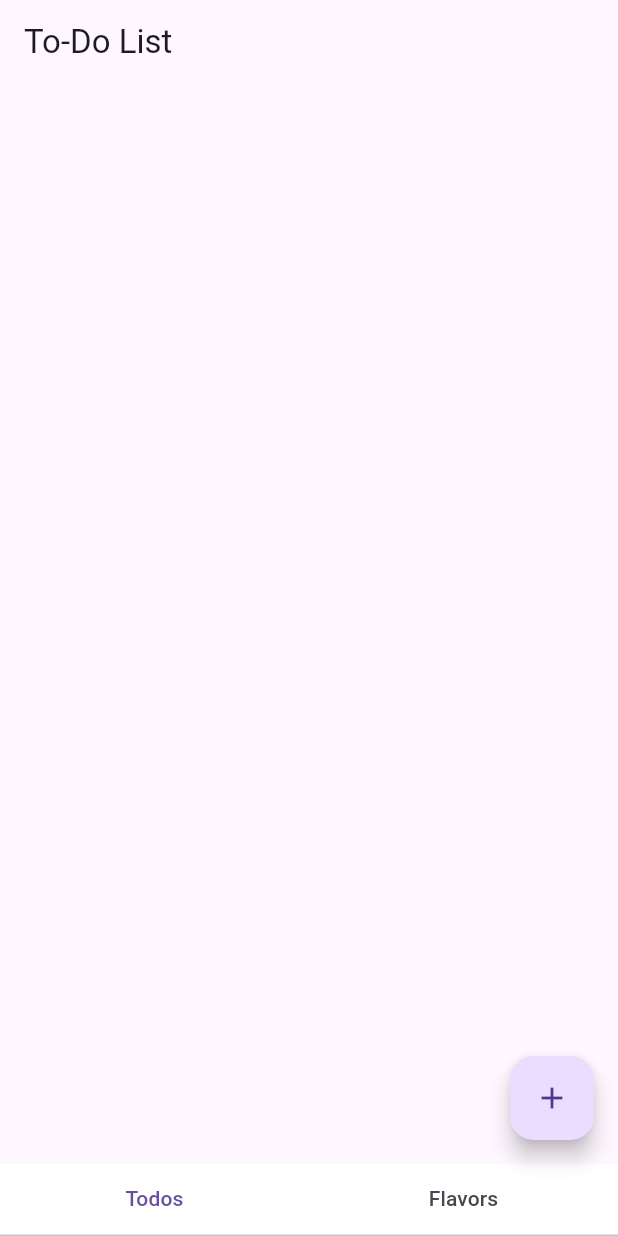
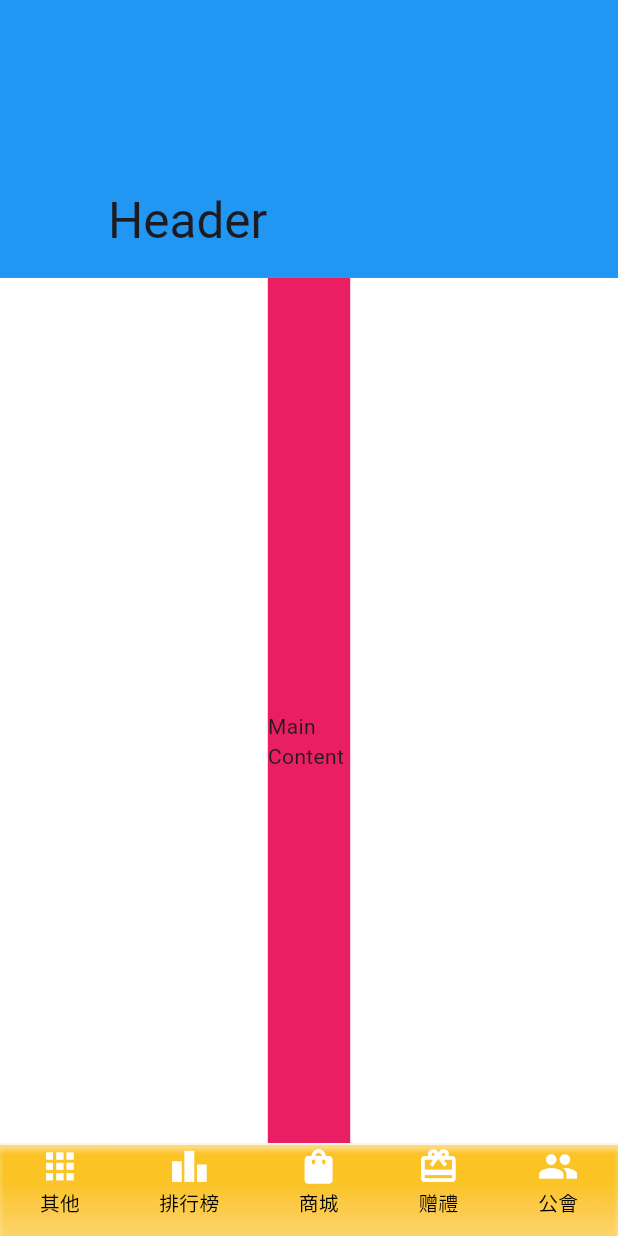
Before and after one commit to alan1231/flutter_riverpod, a Flutter app: the screen it shows after launch, on a phone screen of 412 x 824 dp. Run offline on Flutter 3.47's test engine with Material 3 defaults, Android fonts, the phone set to English and light mode, and no system bars; our stand-ins replace dio, flutter_riverpod, flutter_screenutil, flutter_smart_dialog.

Commit message:
feat : 更改成 娛樂城版 , 新增 head&foot&main screen

```diff
--- a/lib/main.dart
+++ b/lib/main.dart
@@ -1,7 +1,8 @@
 import 'package:flutter/material.dart';
+import 'package:flutter_demo/screens/main_controller.dart';
 import 'package:flutter_riverpod/flutter_riverpod.dart';
+import 'package:flutter_screenutil/flutter_screenutil.dart';
 import 'package:flutter_smart_dialog/flutter_smart_dialog.dart';
-import 'screens/tabbar_screen.dart';
 
 void main() {
   runApp(
@@ -14,11 +15,18 @@ void main() {
 class MyApp extends StatelessWidget {
   @override
   Widget build(BuildContext context) {
-    return MaterialApp(
-      builder:FlutterSmartDialog.init(builder: (context,child){
-        return child!;
-      }),
-      home: SafeArea(child:TabbarScreen(),),
-    );
+    return ScreenUtilInit(
+        designSize: const Size(375, 667),
+        minTextAdapt: true, // 自动缩放字体
+        splitScreenMode: true, // 适配平板、分屏
+        builder: (_, child) => MaterialApp(
+              debugShowCheckedModeBanner: false,
+              builder: FlutterSmartDialog.init(builder: (context, child) {
+                return child!;
+              }),
+              home: SafeArea(
+                child: MainController(),
+              ),
+            ));
   }
 }
--- /dev/null
+++ b/lib/screens/main_controller.dart
@@ -0,0 +1,56 @@
+import 'package:flutter/material.dart';
+import 'package:flutter_demo/screens/main_screen.dart';
+import 'package:flutter_riverpod/flutter_riverpod.dart';
+import 'package:flutter_screenutil/flutter_screenutil.dart';
+import 'view/foot/foot_screen.dart';
+
+class MainController extends ConsumerStatefulWidget {
+  @override
+  _MainControllerState createState() => _MainControllerState();
+}
+
+class _MainControllerState extends ConsumerState<MainController> {
+  @override
+  Widget build(BuildContext context) {
+    return Scaffold(
+      body: Stack(
+        children: [
+          Column(
+            children: [
+              Expanded(
+                child: CustomScrollView(
+                  slivers: [
+                    SliverAppBar(
+                      pinned: true,
+                      expandedHeight: 150.h,
+                      flexibleSpace: FlexibleSpaceBar(
+                        title: Text('Header'),
+                        background: Container(
+                          color: Colors.blue,
+                        ),
+                      ),
+                    ),
+                    SliverList(
+                      delegate: SliverChildListDelegate([
+                        Padding(
+                          padding: EdgeInsets.only(bottom: 50.h), // 留出底部空间
+                          child: MainScreen(),
+                        ),
+                      ]),
+                    ),
+                  ],
+                ),
+              ),
+            ],
+          ),
+          Positioned(
+            bottom: 0,
+            left: 0,
+            right: 0,
+            child: FootScreen(),
+          ),
+        ],
+      ),
+    );
+  }
+}
--- /dev/null
+++ b/lib/screens/main_screen.dart
@@ -0,0 +1,20 @@
+// main_content.dart
+import 'package:flutter/material.dart';
+import 'package:flutter_screenutil/flutter_screenutil.dart';
+
+class MainScreen extends StatelessWidget {
+  @override
+  Widget build(BuildContext context) {
+    return Container(
+      color: Colors.white,
+      alignment: Alignment.center,
+      child: Container(
+        alignment: Alignment.center,
+        width: 50.w,
+        height: 500.h,
+        color: Colors.pink,
+        child: const Text('Main Content'),
+      ),
+    );
+  }
+}
--- /dev/null
+++ b/lib/screens/view/foot/foot_screen.dart
@@ -0,0 +1,77 @@
+import 'package:flutter/material.dart';
+import 'package:flutter_demo/screens/view/flavors/flavors_list_screen.dart';
+import 'package:flutter_demo/tools/smart_dialog.dart';
+import 'package:flutter_screenutil/flutter_screenutil.dart';
+import 'package:flutter_smart_dialog/flutter_smart_dialog.dart';
+
+class FootScreen extends StatelessWidget {
+  @override
+  Widget build(BuildContext context) {
+    return SizedBox(
+      height: 50.h, // 使用 ScreenUtil 设置高度
+      child: Stack(
+        children: [
+          // 背景图片
+          Positioned.fill(
+            child: Image.asset(
+              'assets/images/foot/foot_bg.png',
+              fit: BoxFit.cover,
+            ),
+          ),
+          // 按钮和文字
+          Positioned(
+            left: 0,
+            right: 0,
+            bottom: 10.h, // 偏移位置
+            child: Row(
+              mainAxisAlignment: MainAxisAlignment.spaceAround,
+              children: [
+                _buildButton(context, Icons.apps, '其他', () {
+                  print('其他按钮被点击');
+                }),
+                _buildButton(context, Icons.leaderboard, '排行榜', () {
+                  print('排行榜按钮被点击');
+                }),
+                _buildButton(context, Icons.shopping_bag, '商城', () {
+                  print('商城按钮被点击');
+                }),
+                _buildButton(context, Icons.card_giftcard, '赠禮', () {
+                  print('赠礼按钮被点击');
+                }),
+                _buildButton(context, Icons.group, '公會', () {
+                  DialogManager.showConsumer(
+                    builder: (context, ref) {
+                      return const FlavorsListScreen();
+                    },
+                  );
+                }),
+              ],
+            ),
+          ),
+        ],
+      ),
+    );
+  }
+
+  Widget _buildButton(BuildContext context, IconData iconData, String text,
+      VoidCallback onPressed) {
+    return GestureDetector(
+      onTap: onPressed,
+      child: Column(
+        mainAxisSize: MainAxisSize.min,
+        children: [
+          Icon(
+            iconData,
+            size: 25.w,
+            color: Colors.white,
+          ),
+          SizedBox(height: 1.h),
+          Text(
+            text,
+            style: TextStyle(color: Colors.black, fontSize: 12.sp),
+          ),
+        ],
+      ),
+    );
+  }
+}
--- a/lib/screens/tabbar_screen.dart
+++ b/lib/screens/view/tabbar_screen.dart
@@ -1,6 +1,6 @@
 import 'package:flutter/material.dart';
-import 'package:flutter_demo/screens/flavors_list_screen.dart';
-import 'package:flutter_demo/screens/todo_list_screen.dart';
+import 'package:flutter_demo/screens/view/flavors/flavors_list_screen.dart';
+import 'package:flutter_demo/screens/view/todolist/todo_list_screen.dart';
 import 'package:flutter_demo/tools/smart_dialog.dart';
 import 'package:flutter_riverpod/flutter_riverpod.dart';
 
--- a/lib/screens/todo_list_screen.dart
+++ b/lib/screens/view/todolist/todo_list_screen.dart
@@ -1,8 +1,8 @@
 import 'package:flutter/material.dart';
 import 'package:flutter_riverpod/flutter_riverpod.dart';
-import '../todo.dart';
-import '../todolist.dart';
-import '../widgets/todo_list_tile.dart';
+import 'todo.dart';
+import 'todolist.dart';
+import 'todo_list_tile.dart';
 
 class TodoListScreen extends ConsumerWidget {
   @override
--- a/lib/widgets/todo_list_tile.dart
+++ b/lib/screens/view/todolist/todo_list_tile.dart
@@ -1,5 +1,5 @@
 import 'package:flutter/material.dart';
-import '../todo.dart';
+import 'todo.dart';
 
 class TodoListTile extends StatelessWidget {
   final Todo todo;
--- /dev/null
+++ b/lib/tools/app_colors.dart
@@ -0,0 +1,5 @@
+import 'package:flutter/material.dart';
+
+class AppColors {
+  static const Color primary = Color(0xFFF4B63F);
+}
--- a/pubspec.yaml
+++ b/pubspec.yaml
@@ -38,6 +38,7 @@ dependencies:
   uuid: ^4.4.0
   dio: ^5.4.3+1
   flutter_smart_dialog: ^4.9.7+8
+  flutter_screenutil: ^5.9.3
 
 dev_dependencies:
   flutter_test:
@@ -62,9 +63,8 @@ flutter:
   uses-material-design: true
 
   # To add assets to your application, add an assets section, like this:
-  # assets:
-  #   - images/a_dot_burr.jpeg
-  #   - images/a_dot_ham.jpeg
+  assets:
+    - assets/images/foot/
 
   # An image asset can refer to one or more resolution-specific "variants", see
   # https://flutter.dev/assets-and-images/#resolution-aware
```
Also changed, not shown: lib/screens/flavors_list_screen.dart (deleted, +0 -55 lines), lib/screens/head_screen.dart (added, +18 -0 lines), lib/screens/view/flavors/flavors_list_screen.dart (added, +81 -0 lines), lib/tools/size.dart (added, +18 -0 lines), lib/tools/smart_dialog.dart (+50 -7 lines), assets/images/foot/foot_bg.png (added), lib/screens/view/todolist/todo.dart (renamed from lib/todo.dart), lib/screens/view/todolist/todolist.dart (renamed from lib/todolist.dart), pubspec.lock.
